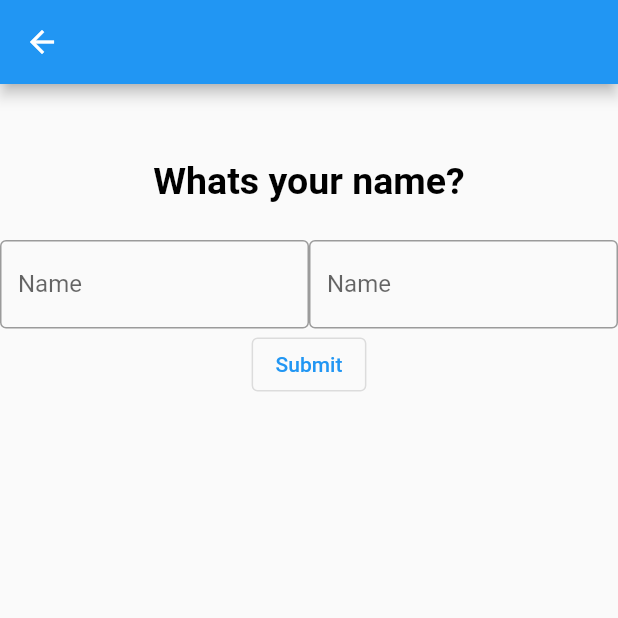
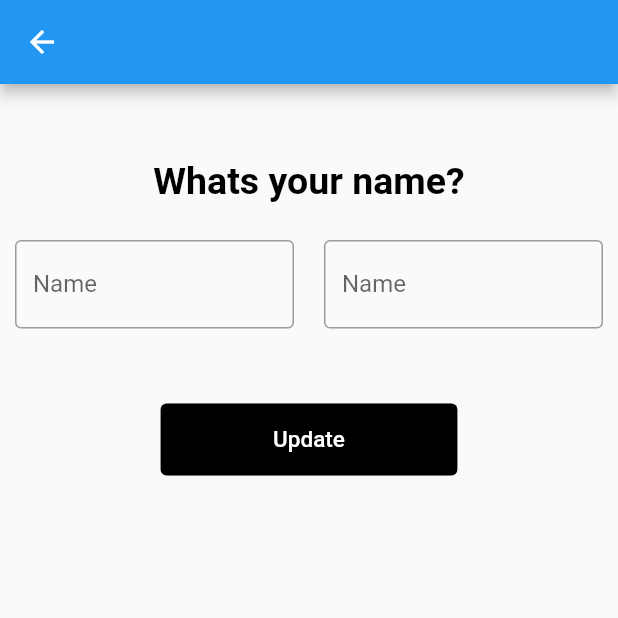
Before and after one commit to dchicchon/flutter-mobile-app, a Flutter app: the Name screen opened directly, on a phone screen of 412 x 824 dp, the top half of it. Run offline on Flutter 3.47's test engine with Material 2 defaults, Android fonts, the phone set to English and light mode, and no system bars.

Commit message:
update styling for Name widget.

```diff
--- a/lib/Name.dart
+++ b/lib/Name.dart
@@ -6,9 +6,7 @@ class Name extends StatefulWidget {
 }
 
 class _NameState extends State<Name> {
-  void submitName() {
-
-  }
+  void submitName() {}
 
   @override
   Widget build(BuildContext context) {
@@ -31,11 +29,15 @@ class _NameState extends State<Name> {
                         Expanded(child: TextInputWidget())
                       ],
                     )),
-                OutlinedButton(
-                  onPressed: this.submitName,
-                  child: Text("Submit"),
-                  style:,
-                )
+                Container(
+                    margin: EdgeInsetsDirectional.only(top: 50),
+                    child: OutlinedButton(
+                        onPressed: this.submitName,
+                        child: Text("Update", style: TextStyle(fontSize: 15)),
+                        style: OutlinedButton.styleFrom(
+                            primary: Colors.white,
+                            backgroundColor: Colors.black,
+                            padding: EdgeInsets.fromLTRB(75, 15, 75, 15))))
               ],
             )));
   }
@@ -57,10 +59,14 @@ class _TextInputWidgetState extends State<TextInputWidget> {
 
   @override
   Widget build(BuildContext context) {
-    return TextField(
+    return Padding(
+      padding: EdgeInsets.fromLTRB(10, 0, 10, 0),
+      child:TextField(
       controller: nameController,
-      decoration:
-          InputDecoration(border: OutlineInputBorder(), labelText: "Name"),
-    );
+      decoration: InputDecoration(
+          border: OutlineInputBorder(),
+          labelText: "Name",
+          hintText: "Enter your name"),
+    ));
   }
 }
```
Also changed, not shown: lib/main.dart (line endings or trailing spaces).
